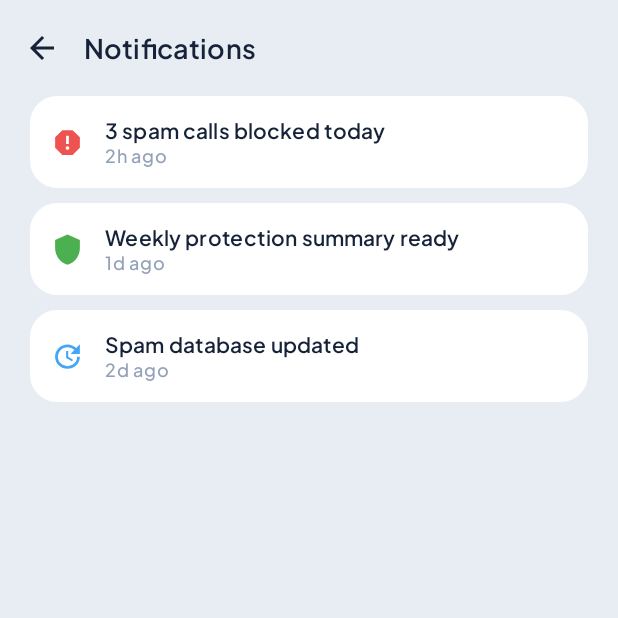
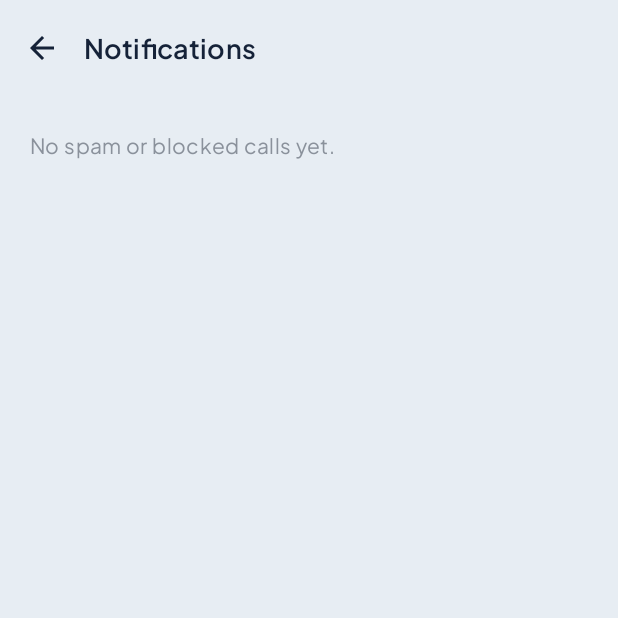
Before and after one commit to jeel44/Callora, an Android app built with Jetpack Compose: the composable NotificationsScreen shown on its own in the app's theme, on a phone screen of 412 x 824 dp, the top half of it. Run offline under Robolectric (Android 15) with nearby library versions, the phone set to English and light mode, and no system bars; 1 statement that could not run was skipped.

Commit message:
Fix issue #5: fake spam stats and notification inbox
Spam Center's stats card ("18 blocked this week / 142 all-time") was
two hardcoded string literals that never changed. Now computed from a
real call-log scan matching numbers that are either on the system
block list or locally spam-marked - the same OR
CalloraCallScreeningService itself rejects calls on - split by a
7-day cutoff for the weekly figure.

The in-app Notifications screen was a hardcoded 3-row sample list
(including a fake "weekly protection summary"/"database updated"
that don't correspond to any real feature). Replaced with a real
NotificationsViewModel that lists actual spam/blocked calls from the
call log, with a genuine empty state on a fresh install instead of
fabricated rows.

Issue #6 (test AdMob IDs) intentionally left alone - those are
account-specific production ad unit IDs from the user's own AdMob
console, not something that can be fixed in code.

Co-Authored-By: Claude Sonnet 5 <noreply@anthropic.com>
Claude-Session: https://claude.ai/code/session_01NfPsbyUtSMiapDaqmjERo4

```diff
--- a/app/src/main/java/callerid/callblocker/spamcall/callerinfo/phonecall/ui/screens/notifications/NotificationsScreen.kt
+++ b/app/src/main/java/callerid/callblocker/spamcall/callerinfo/phonecall/ui/screens/notifications/NotificationsScreen.kt
@@ -1,5 +1,6 @@
 package callerid.callblocker.spamcall.callerinfo.phonecall.ui.screens.notifications
 
+import android.text.format.DateUtils
 import androidx.compose.foundation.background
 import androidx.compose.foundation.layout.Arrangement
 import androidx.compose.foundation.layout.Box
@@ -19,8 +20,6 @@ import androidx.compose.foundation.lazy.items
 import androidx.compose.material.icons.Icons
 import androidx.compose.material.icons.automirrored.filled.ArrowBack
 import androidx.compose.material.icons.filled.Report
-import androidx.compose.material.icons.filled.Shield
-import androidx.compose.material.icons.filled.Update
 import androidx.compose.material3.Icon
 import androidx.compose.material3.IconButton
 import androidx.compose.material3.MaterialTheme
@@ -28,48 +27,30 @@ import androidx.compose.material3.Scaffold
 import androidx.compose.material3.ScaffoldDefaults
 import androidx.compose.material3.Text
 import androidx.compose.runtime.Composable
+import androidx.compose.runtime.collectAsState
+import androidx.compose.runtime.getValue
 import androidx.compose.ui.Alignment
 import androidx.compose.ui.Modifier
 import androidx.compose.ui.draw.clip
-import androidx.compose.ui.graphics.Color
-import androidx.compose.ui.graphics.vector.ImageVector
 import androidx.compose.ui.res.stringResource
 import androidx.compose.ui.unit.dp
 import androidx.compose.ui.unit.sp
+import androidx.lifecycle.viewmodel.compose.viewModel
 import callerid.callblocker.spamcall.callerinfo.phonecall.R
 import callerid.callblocker.spamcall.callerinfo.phonecall.ui.theme.ListItemShape
 import callerid.callblocker.spamcall.callerinfo.phonecall.ui.theme.extendedColors
 
-private data class NotificationEntry(
-    val icon: ImageVector,
-    val iconColor: @Composable () -> Color,
-    val title: String,
-    val timestamp: String,
-)
-
-/** UI-only notifications screen — rows below are static hardcoded sample data. */
+/** Real notifications screen — every row is a spam/blocked call actually found in the device's
+ * call log (see [NotificationsViewModel]), not sample data. Shows an empty state rather than
+ * ever fabricating a row, since no "weekly summary" or "database updated" feature exists to
+ * report on honestly. */
 @Composable
-fun NotificationsScreen(onBack: () -> Unit, modifier: Modifier = Modifier) {
-    val notifications = listOf(
-        NotificationEntry(
-            icon = Icons.Filled.Report,
-            iconColor = { MaterialTheme.extendedColors.spam },
-            title = stringResource(R.string.notifications_sample_spam_blocked),
-            timestamp = stringResource(R.string.notifications_sample_time_2h_ago),
-        ),
-        NotificationEntry(
-            icon = Icons.Filled.Shield,
-            iconColor = { MaterialTheme.extendedColors.success },
-            title = stringResource(R.string.notifications_sample_weekly_summary),
-            timestamp = stringResource(R.string.notifications_sample_time_1d_ago),
-        ),
-        NotificationEntry(
-            icon = Icons.Filled.Update,
-            iconColor = { MaterialTheme.colorScheme.primary },
-            title = stringResource(R.string.notifications_sample_db_updated),
-            timestamp = stringResource(R.string.notifications_sample_time_2d_ago),
-        ),
-    )
+fun NotificationsScreen(
+    onBack: () -> Unit,
+    modifier: Modifier = Modifier,
+    viewModel: NotificationsViewModel = viewModel(),
+) {
+    val notifications by viewModel.notifications.collectAsState()
 
     Scaffold(
         modifier = modifier.fillMaxSize(),
@@ -81,14 +62,26 @@ fun NotificationsScreen(onBack: () -> Unit, modifier: Modifier = Modifier) {
         Column(modifier = Modifier.fillMaxSize()) {
             NotificationsTopBar(onBack = onBack)
             Box(modifier = Modifier.weight(1f)) {
-                LazyColumn(
+                when {
+                    notifications == null -> Unit // first load still in flight — nothing to show yet
+                    notifications!!.isEmpty() -> Text(
+                        text = stringResource(R.string.notifications_empty),
+                        style = MaterialTheme.typography.bodyMedium,
+                        color = MaterialTheme.extendedColors.mutedText,
+                        modifier = Modifier
+                            .fillMaxWidth()
+                            .padding(innerPadding)
+                            .padding(horizontal = 20.dp, vertical = 24.dp),
+                    )
+                    else -> LazyColumn(
                         modifier = Modifier
                             .fillMaxSize()
                             .padding(innerPadding)
                             .padding(horizontal = 20.dp),
                         verticalArrangement = Arrangement.spacedBy(10.dp),
                     ) {
-                    items(notifications) { entry -> NotificationRow(entry = entry) }
+                        items(notifications!!, key = { it.id }) { entry -> NotificationRow(entry = entry) }
+                    }
                 }
             }
         }
@@ -121,7 +114,7 @@ private fun NotificationsTopBar(onBack: () -> Unit) {
 }
 
 @Composable
-private fun NotificationRow(entry: NotificationEntry) {
+private fun NotificationRow(entry: SpamBlockedNotification) {
     Row(
         modifier = Modifier
             .fillMaxWidth()
@@ -131,20 +124,27 @@ private fun NotificationRow(entry: NotificationEntry) {
         verticalAlignment = Alignment.CenterVertically,
     ) {
         Icon(
-            imageVector = entry.icon,
+            imageVector = Icons.Filled.Report,
             contentDescription = null,
-            tint = entry.iconColor(),
+            tint = MaterialTheme.extendedColors.spam,
             modifier = Modifier.size(22.dp),
         )
         Spacer(modifier = Modifier.width(14.dp))
         Column(modifier = Modifier.weight(1f)) {
             Text(
-                text = entry.title,
+                text = stringResource(
+                    R.string.notifications_spam_blocked_title,
+                    entry.displayName ?: entry.formattedPhoneNumber,
+                ),
                 style = MaterialTheme.typography.titleSmall.copy(fontSize = 14.sp),
                 color = MaterialTheme.colorScheme.onSurface,
             )
             Text(
-                text = entry.timestamp,
+                text = DateUtils.getRelativeTimeSpanString(
+                    entry.timestampMillis,
+                    System.currentTimeMillis(),
+                    DateUtils.MINUTE_IN_MILLIS,
+                ).toString(),
                 style = MaterialTheme.typography.labelMedium.copy(fontSize = 12.sp),
                 color = MaterialTheme.extendedColors.onSurfaceFaint,
             )
--- /dev/null
+++ b/app/src/main/java/callerid/callblocker/spamcall/callerinfo/phonecall/ui/screens/notifications/NotificationsViewModel.kt
@@ -0,0 +1,72 @@
+package callerid.callblocker.spamcall.callerinfo.phonecall.ui.screens.notifications
+
+import android.app.Application
+import android.telephony.PhoneNumberUtils
+import androidx.lifecycle.AndroidViewModel
+import androidx.lifecycle.viewModelScope
+import callerid.callblocker.spamcall.callerinfo.phonecall.data.repository.BlockedNumbersRepository
+import callerid.callblocker.spamcall.callerinfo.phonecall.data.repository.CallLogRepository
+import callerid.callblocker.spamcall.callerinfo.phonecall.data.repository.SpamMarkRepository
+import kotlinx.coroutines.Dispatchers
+import kotlinx.coroutines.flow.MutableStateFlow
+import kotlinx.coroutines.flow.StateFlow
+import kotlinx.coroutines.flow.asStateFlow
+import kotlinx.coroutines.launch
+import kotlinx.coroutines.withContext
+
+private const val NOTIFICATIONS_LIMIT = 20
+private const val NOTIFICATIONS_MAX_ROWS_SCANNED = 5_000
+
+/** One real "a spam/blocked call happened" event, derived from the call log — see
+ * [NotificationsViewModel.refresh]. No separate notification log exists anywhere in this app
+ * (spam marking/blocking are local-only, see CalloraCallScreeningService), so this is the
+ * complete, honest list of what's actually happened, not a feed with its own storage. */
+data class SpamBlockedNotification(
+    val id: Long,
+    val displayName: String?,
+    val formattedPhoneNumber: String,
+    val timestampMillis: Long,
+)
+
+class NotificationsViewModel(application: Application) : AndroidViewModel(application) {
+
+    private val blockedNumbersRepository = BlockedNumbersRepository()
+    private val spamMarkRepository = SpamMarkRepository()
+    private val callLogRepository = CallLogRepository()
+
+    // null until the first load finishes, then real entries (possibly empty on a fresh install
+    // or a device with no blocked/spam calls yet) — never hardcoded sample rows.
+    private val _notifications = MutableStateFlow<List<SpamBlockedNotification>?>(null)
+    val notifications: StateFlow<List<SpamBlockedNotification>?> = _notifications.asStateFlow()
+
+    init {
+        refresh()
+    }
+
+    fun refresh() {
+        viewModelScope.launch {
+            val context = getApplication<Application>()
+            _notifications.value = withContext(Dispatchers.IO) {
+                val spamNumbers = spamMarkRepository.getAllSpamMarks(context).mapTo(HashSet()) { it.phoneNumber }
+                val blockedNumbers = blockedNumbersRepository.getBlockedNumbers(context)
+                if (spamNumbers.isEmpty() && blockedNumbers.isEmpty()) return@withContext emptyList()
+
+                callLogRepository.getRecentCallsMatching(
+                    context = context,
+                    limit = NOTIFICATIONS_LIMIT,
+                    maxRowsScanned = NOTIFICATIONS_MAX_ROWS_SCANNED,
+                ) { number ->
+                    spamMarkRepository.normalize(number) in spamNumbers ||
+                        blockedNumbers.any { PhoneNumberUtils.compare(it.phoneNumber, number) }
+                }.map { call ->
+                    SpamBlockedNotification(
+                        id = call.id,
+                        displayName = call.name,
+                        formattedPhoneNumber = call.formattedPhoneNumber,
+                        timestampMillis = call.timestamp,
+                    )
+                }
+            }
+        }
+    }
+}
--- a/app/src/main/res/values/strings.xml
+++ b/app/src/main/res/values/strings.xml
@@ -257,12 +257,8 @@
 
     <!-- Notifications screen (shared top-bar title with notification settings) -->
     <string name="notifications_title">Notifications</string>
-    <string name="notifications_sample_spam_blocked">3 spam calls blocked today</string>
-    <string name="notifications_sample_weekly_summary">Weekly protection summary ready</string>
-    <string name="notifications_sample_db_updated">Spam database updated</string>
-    <string name="notifications_sample_time_2h_ago">2h ago</string>
-    <string name="notifications_sample_time_1d_ago">1d ago</string>
-    <string name="notifications_sample_time_2d_ago">2d ago</string>
+    <string name="notifications_spam_blocked_title">Spam call blocked: %1$s</string>
+    <string name="notifications_empty">No spam or blocked calls yet.</string>
 
     <!-- Notification settings screen -->
     <string name="notification_settings_missed_calls">Missed calls</string>
```
Also changed, not shown: app/src/main/java/callerid/callblocker/spamcall/callerinfo/phonecall/ui/screens/spamcenter/SpamCenterScreen.kt (+12 -4 lines), app/src/main/java/callerid/callblocker/spamcall/callerinfo/phonecall/ui/screens/spamcenter/SpamCenterViewModel.kt (+43 -0 lines), 5 other files. Lines whose indentation alone changed are shown as unchanged.
